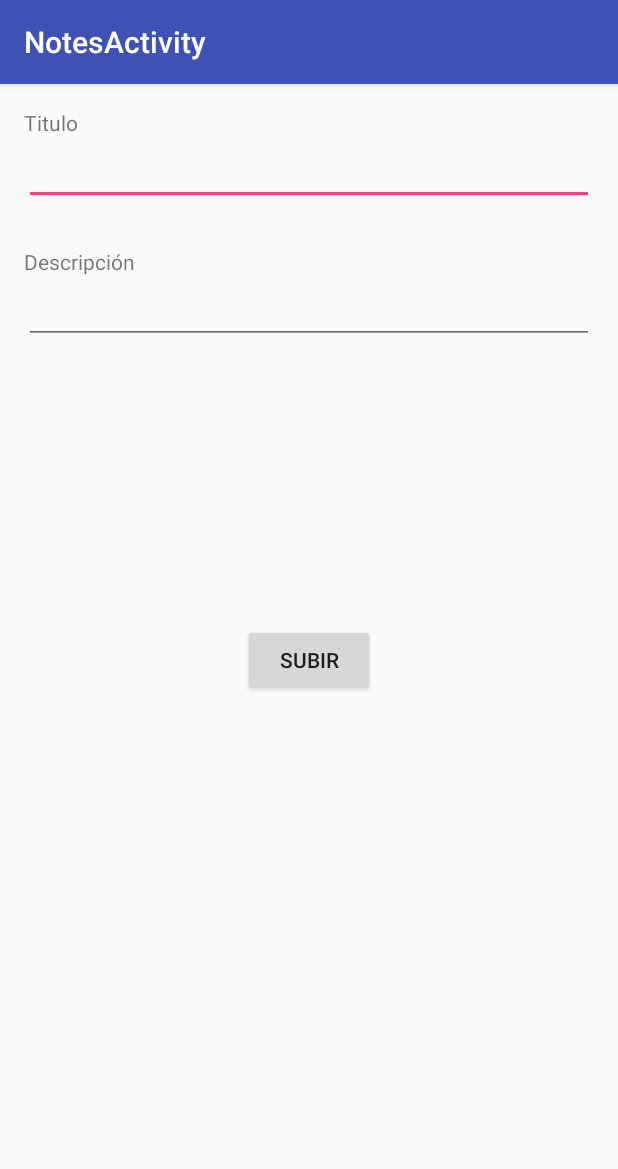
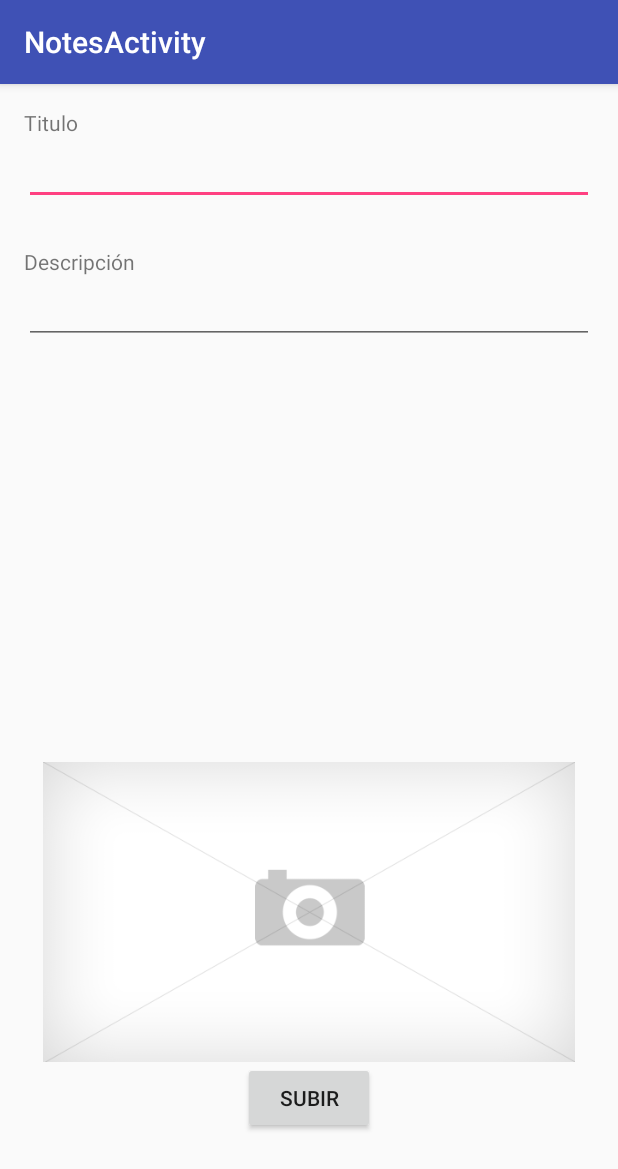
Before and after one commit to helicida/NoteMarker, an Android app: the screen it shows after launch (NotesActivity), after a tap on an icon or button, on a phone screen of 412 x 824 dp. Shown: the top 1169 px of the screen. Run offline under Robolectric (Android 15) with nearby library versions, the phone set to English and light mode, and no system bars; our stand-ins replace Picasso; libraries missing offline, so code that uses them is left out: com.firebase.client, com.firebase.ui, org.osmdroid.api, org.osmdroid.bonuspack, org.osmdroid.tileprovider and 2 more; pictures from the network do not load; 35 statements that could not run were skipped.

Commit message:
Implementada las imagenes en los mensajes.
Se ha modificado el adapter de manera que carga la imagen tomada en el listView. En caso de ser un mensaje sin imagen, carga un icono predefinido.

```diff
--- a/app/build.gradle
+++ b/app/build.gradle
@@ -36,4 +36,5 @@ dependencies {
     compile 'com.firebaseui:firebase-ui:0.3.0'
     compile 'org.osmdroid:osmdroid-android:5.1@aar'
     compile 'com.github.MKergall.osmbonuspack:OSMBonusPack:v5.7'
+    compile 'com.squareup.picasso:picasso:+'
 }
--- a/app/src/main/AndroidManifest.xml
+++ b/app/src/main/AndroidManifest.xml
@@ -5,6 +5,8 @@
     <uses-permission android:name="android.permission.INTERNET" />
     <uses-permission android:name="android.permission.ACCESS_FINE_LOCATION" />
     <uses-permission android:name="android.permission.ACCESS_COARSE_LOCATION" />
+    <uses-permission android:name="android.permission.CAMERA" />
+    <uses-feature android:name="android.hardware.camera" />
 
     <application
         android:allowBackup="true"
--- a/app/src/main/java/helicida/firebasetest/ListNotes/ListNotesFragment.java
+++ b/app/src/main/java/helicida/firebasetest/ListNotes/ListNotesFragment.java
@@ -1,20 +1,22 @@
 package helicida.firebasetest.ListNotes;
 
-import android.content.Context;
-import android.net.Uri;
+import android.graphics.drawable.Drawable;
 import android.os.Bundle;
 import android.support.v4.app.Fragment;
+import android.support.v4.content.ContextCompat;
 import android.view.LayoutInflater;
 import android.view.View;
 import android.view.ViewGroup;
+import android.widget.ImageView;
 import android.widget.ListView;
 import android.widget.TextView;
-
 import com.firebase.client.DataSnapshot;
 import com.firebase.client.Firebase;
 import com.firebase.client.FirebaseError;
 import com.firebase.client.ValueEventListener;
 import com.firebase.ui.FirebaseListAdapter;
+import com.squareup.picasso.Picasso;
+import java.io.File;
 
 import helicida.firebasetest.Mensaje;
 import helicida.firebasetest.R;
@@ -63,10 +65,30 @@ public class ListNotesFragment extends Fragment {
             @Override
             protected void populateView(View view, Mensaje mensaje, int position) {
                 super.populateView(view, mensaje, position);
+
+                // Declaramos el image view y los textViews
+                ImageView imagen = (ImageView) view.findViewById(R.id.messageIcon);
                 text1 = (TextView) view.findViewById(R.id.text1);
+                text2 = (TextView) view.findViewById(R.id.text2);
+
+                // Si tiene imagen se la acoplamos
+                if (mensaje.getRutaImagen() != null) {
+                    File archivoImagen = new File (mensaje.getRutaImagen());
+
+                    Picasso.with(getContext()).load(archivoImagen).
+                            transform(new RoundedTransformation(100, 0)).
+                            centerCrop().
+                            resize(100, 100).
+                            into(imagen);
+                }
+                else{
+                    // Si no le acoplamos la nuestra predefinida
+                    Drawable iconoMensaje = ContextCompat.getDrawable(getContext(), R.drawable.messaje_icon);
+                    imagen.setImageDrawable(iconoMensaje);
+                }
+
+                // Le damos los valores
                 text1.setText(mensaje.getTitulo() + "   -   " + mensaje.getLatitud() + ", " + mensaje.getLongitud());
-
-                text2 = (TextView) view.findViewById(R.id.text2);
                 text2.setText(String.valueOf(mensaje.getDescripcion()));
             }
         };
--- a/app/src/main/java/helicida/firebasetest/ListNotes/NotesActivityFragment.java
+++ b/app/src/main/java/helicida/firebasetest/ListNotes/NotesActivityFragment.java
@@ -3,9 +3,12 @@ package helicida.firebasetest.ListNotes;
 import android.app.Activity;
 import android.app.ProgressDialog;
 import android.content.Context;
+import android.content.Intent;
+import android.database.Cursor;
 import android.location.Location;
 import android.location.LocationListener;
 import android.location.LocationManager;
+import android.provider.MediaStore;
 import android.support.v4.app.Fragment;
 import android.os.Bundle;
 import android.view.LayoutInflater;
@@ -13,6 +16,7 @@ import android.view.View;
 import android.view.ViewGroup;
 import android.widget.Button;
 import android.widget.EditText;
+import android.widget.ImageView;
 import android.widget.ListView;
 import android.widget.TextView;
 
@@ -21,6 +25,9 @@ import com.firebase.client.Firebase;
 import com.firebase.client.FirebaseError;
 import com.firebase.client.ValueEventListener;
 import com.firebase.ui.FirebaseListAdapter;
+import com.squareup.picasso.Picasso;
+
+import java.io.File;
 
 import helicida.firebasetest.Mensaje;
 import helicida.firebasetest.R;
@@ -30,11 +37,25 @@ import helicida.firebasetest.R;
  */
 public class NotesActivityFragment extends Fragment implements LocationListener {
 
-    Firebase ref;
-    private ProgressDialog dialog;
-    Location localizacion = null;
+    Firebase ref;                   // Base firebase
+    private ProgressDialog dialog;  // Pantalla de localización
+
+    Location localizacion = null;       // Localización
+    private ImageView imagenMensaje;    // Foto a enviar
+    boolean imagen = false;             // Booleano que determina si el mensaje tiene imagen o no
 
     public NotesActivityFragment() {}
+
+    public void onStart() {
+
+        super.onStart();
+
+        // Cuando inicia el fragmento comprobamos si se ha sacado una foto en caso positivo, la acoplamos a nuestra imagen
+        if (imagen){
+            File imagePath = new File(getRutaImagen());
+            Picasso.with(getContext()).load(imagePath).centerCrop().resize(240, 300).into(imagenMensaje);
+        }
+    }
 
     @Override
     public void onCreate(Bundle savedInstanceState) {
@@ -50,7 +71,7 @@ public class NotesActivityFragment extends Fragment implements LocationListener
         final View fragmentoLista = inflater.inflate(R.layout.fragment_notes, container, false); //Definimos el fragment
 
         dialog = ProgressDialog.show(getContext(), "", "Localizando tu posición...");   // Dialog que mostrará localizando
-        ref = new Firebase("https://helicidatest.firebaseio.com/");         // Ruta firebase
+        ref = new Firebase("https://helicidatest.firebaseio.com/");                     // Ruta firebase
 
         // Boton
         Button subirButton = (Button) fragmentoLista.findViewById(R.id.subirButton);
@@ -71,13 +92,51 @@ public class NotesActivityFragment extends Fragment implements LocationListener
                     // Usando push automaitcamente genera la clave de referencia
                     Firebase mensaje = ref.child("mensaje");
                     Firebase mensajeRef = mensaje.push();
-                    mensajeRef.setValue(new Mensaje(tituloText.getText().toString(), descripcionText.getText().toString(), localizacion.getLatitude(), localizacion.getLongitude()));
+
+                    // Creamos nuestro mensaje
+                    Mensaje mensajeASubir = new Mensaje();
+
+                    // Le damos toda la información
+                    mensajeASubir.setTitulo(tituloText.getText().toString());
+                    mensajeASubir.setDescripcion(descripcionText.getText().toString());
+                    mensajeASubir.setLatitud(localizacion.getLatitude());
+                    mensajeASubir.setLongitud(localizacion.getLongitude());
+
+                    // Si tiene imagen le damos la de la imagen
+                    if (imagen) {
+                        mensajeASubir.setRutaImagen(getRutaImagen());
+                    }
+
+                    // Subimos el mensaje a Firebase y cerramos la actividad de añadir mensaje
+                    mensajeRef.setValue(mensajeASubir);
                     getActivity().finish();
                 }
             }
         });
 
+        // Declaramos la imagen del mensaje
+        imagenMensaje = (ImageView) fragmentoLista.findViewById(R.id.imagenMensaje);
+
+        // Y le damos un listener, que abrirá la camara al darl encima
+        imagenMensaje.setOnClickListener(new View.OnClickListener() {
+            @Override
+            public void onClick(View v) {
+                imagen = true;
+                Intent camara = new Intent(MediaStore.INTENT_ACTION_STILL_IMAGE_CAMERA);
+                startActivity(camara);
+            }
+        });
+
         return fragmentoLista;
+    }
+
+    public String getRutaImagen() {
+        // Con este código obtenemos la ruta de la imagen
+        String[] projection = { MediaStore.Images.Media.DATA };
+        Cursor cursor = getActivity().getContentResolver().query(MediaStore.Images.Media.EXTERNAL_CONTENT_URI, projection, null, null, null);
+        int column_index_data = cursor.getColumnIndexOrThrow(MediaStore.Images.Media.DATA);
+        cursor.moveToLast();
+        return cursor.getString(column_index_data);
     }
 
     public void configFirebase(){
--- a/app/src/main/res/layout/fragment_notes.xml
+++ b/app/src/main/res/layout/fragment_notes.xml
@@ -44,8 +44,9 @@
         android:layout_height="wrap_content"
         android:text="Subir"
         android:id="@+id/subirButton"
-        android:layout_centerVertical="true"
-        android:layout_centerHorizontal="true" />
+        android:layout_alignParentBottom="true"
+        android:layout_centerHorizontal="true"
+        android:layout_marginBottom="52dp" />
 
     <EditText
         android:layout_width="wrap_content"
@@ -56,4 +57,12 @@
         android:layout_alignParentStart="true"
         android:layout_alignRight="@+id/tituloText"
         android:layout_alignEnd="@+id/tituloText" />
+
+    <ImageView
+        android:layout_width="500dp"
+        android:layout_height="200dp"
+        android:id="@+id/imagenMensaje"
+        android:layout_above="@+id/subirButton"
+        android:layout_centerHorizontal="true"
+        android:src="@drawable/no_image_featured" />
 </RelativeLayout>
```
Also changed, not shown: app/src/main/java/helicida/firebasetest/ListNotes/RoundedTransformation.java (added, +47 -0 lines), app/src/main/java/helicida/firebasetest/Mensaje.java (+11 -1 lines), app/src/main/res/layout/adapter_firebase_users_layout.xml (+22 -4 lines), app/src/main/res/drawable-hdpi/messaje_icon.png (added), app/src/main/res/drawable-hdpi/no_image_featured.png (added), 1 other file.
